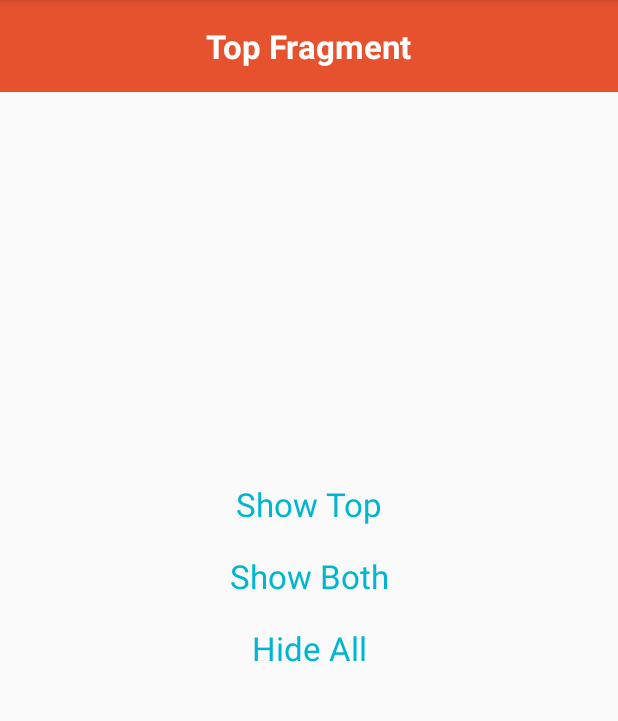
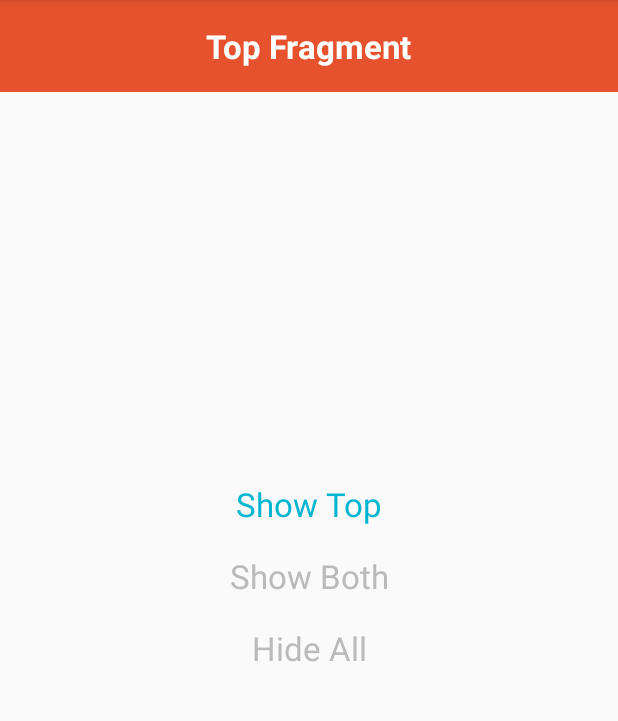
Before and after one commit to swarmnyc/AndroidFragmentAnimations, an Android app: the screen it shows after launch (MainActivity), after a tap on "Show Top", on a phone screen of 412 x 824 dp, the part 84-805 px from its top. Run offline under Robolectric (Android 15) with nearby library versions, the phone set to English and light mode, and no system bars.

Commit message:
Added text button selected state.

```diff
--- a/app/src/main/AndroidManifest.xml
+++ b/app/src/main/AndroidManifest.xml
@@ -9,7 +9,7 @@
         android:theme="@style/AppTheme" >
         <activity
             android:name="com.swarmnyc.fragmentanimations.MainActivity"
-            android:label="@string/app_name" >
+            android:label="@string/app_name"  android:screenOrientation="portrait">
             <intent-filter>
                 <action android:name="android.intent.action.MAIN" />
 
--- a/app/src/main/java/com/swarmnyc/fragmentanimations/MainActivity.java
+++ b/app/src/main/java/com/swarmnyc/fragmentanimations/MainActivity.java
@@ -33,6 +33,8 @@ public class MainActivity extends ActionBarActivity
 
 		getSupportFragmentManager().beginTransaction().hide( m_topFragment ).hide( m_bottomFragment ).commit();
 
+		m_hideAllButton.setSelected( true );
+
 
 		m_showTopButton.setOnClickListener(
 			new View.OnClickListener()
@@ -40,6 +42,10 @@ public class MainActivity extends ActionBarActivity
 				@Override public void onClick( final View v )
 				{
 
+
+					m_showTopButton.setSelected( true );
+					m_showBothButton.setSelected( false );
+					m_hideAllButton.setSelected( false );
 
 					getSupportFragmentManager().beginTransaction().setCustomAnimations(
 						R.anim.abc_slide_in_top, R.anim.abc_slide_out_top
@@ -53,6 +59,10 @@ public class MainActivity extends ActionBarActivity
 			{
 				@Override public void onClick( final View v )
 				{
+
+					m_showTopButton.setSelected( false );
+					m_showBothButton.setSelected( true );
+					m_hideAllButton.setSelected( false );
 
 					getSupportFragmentManager().beginTransaction().setCustomAnimations(
 						R.anim.abc_slide_in_top, R.anim.abc_slide_out_top
@@ -68,6 +78,10 @@ public class MainActivity extends ActionBarActivity
 			{
 				@Override public void onClick( final View v )
 				{
+
+					m_showTopButton.setSelected( false );
+					m_showBothButton.setSelected( false );
+					m_hideAllButton.setSelected( true );
 
 					getSupportFragmentManager().beginTransaction().setCustomAnimations(
 						R.anim.abc_slide_in_top, R.anim.abc_slide_out_top
--- /dev/null
+++ b/app/src/main/res/color/text_button_foreground.xml
@@ -0,0 +1,9 @@
+<?xml version="1.0" encoding="utf-8"?>
+
+<selector xmlns:android="http://schemas.android.com/apk/res/android">
+    <item android:color="@color/swarm_blue" android:state_activated="true" />
+    <item android:color="@color/swarm_blue" android:state_checked="true" />
+    <item android:color="@color/swarm_blue" android:state_pressed="true"  />
+    <item android:color="@color/swarm_blue" android:state_selected="true" />
+    <item android:color="#bababa" />
+</selector>
--- a/app/src/main/res/values/styles.xml
+++ b/app/src/main/res/values/styles.xml
@@ -7,7 +7,7 @@
 
     <style name="TextButton">
         <item name="android:background">@android:color/transparent</item>
-        <item name="android:textColor">@color/swarm_blue</item>
+        <item name="android:textColor">@color/text_button_foreground</item>
         <item name="android:textAppearance">@android:style/TextAppearance.Large</item>
     </style>
 
```
